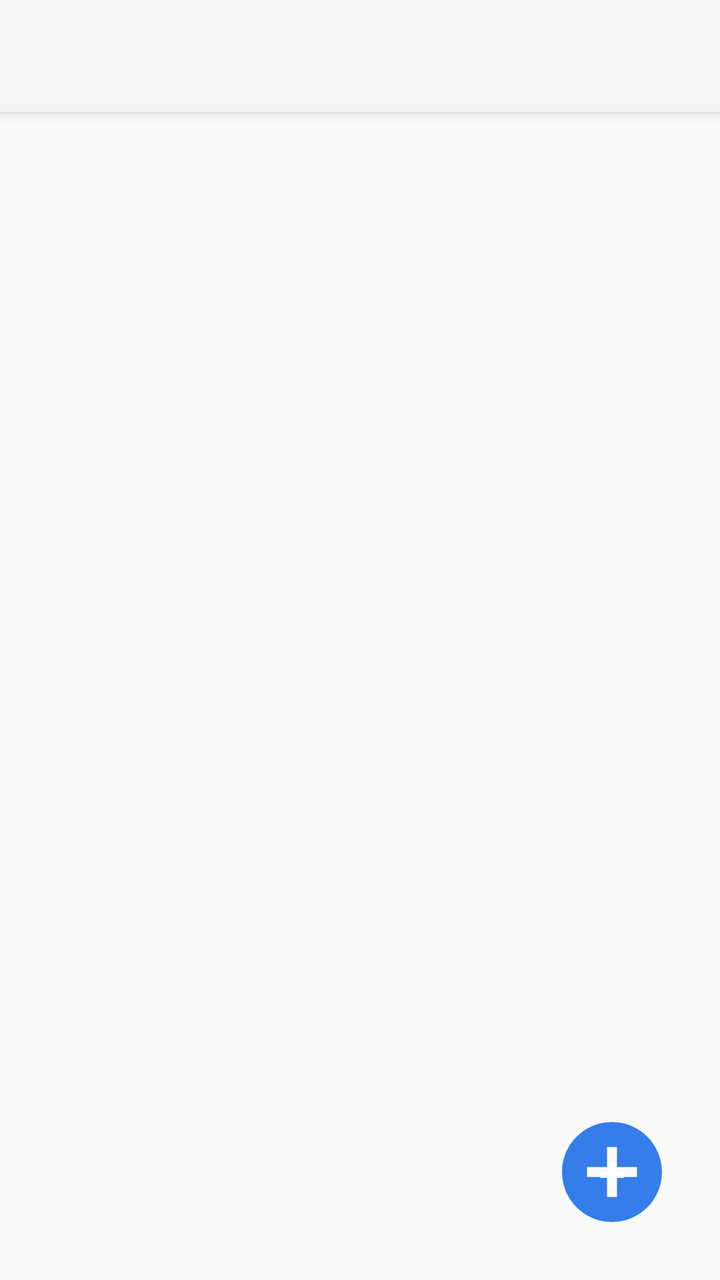
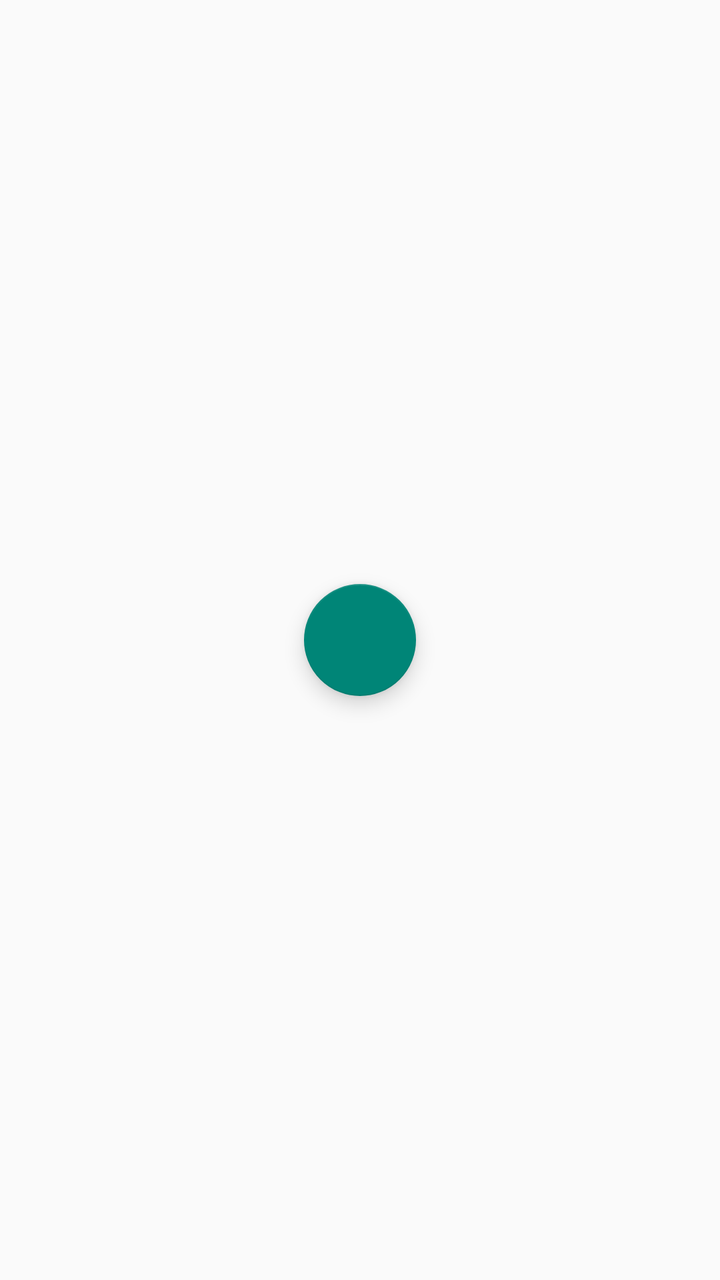

Two renders of the same Android screen: before a commit and after it. Below are the layout's source before the change and the commit's diff.
<!-- AndroidManifest.xml: application theme Theme.AppCompat.Light.NoActionBar -->
<!-- res/layout/activity_main.xml -->
<?xml version="1.0" encoding="utf-8"?>
<androidx.constraintlayout.widget.ConstraintLayout xmlns:android="http://schemas.android.com/apk/res/android"
    xmlns:app="http://schemas.android.com/apk/res-auto"
    xmlns:tools="http://schemas.android.com/tools"
    android:id="@+id/main"
    android:layout_width="match_parent"
    android:layout_height="match_parent"
    tools:context=".MainActivity">

    <androidx.appcompat.widget.Toolbar
        android:id="@+id/toolbar"
        android:layout_width="0dp"
        android:layout_height="?attr/actionBarSize"
        android:background="?attr/colorPrimary"
        android:elevation="4dp"
        android:theme="@style/ThemeOverlay.AppCompat.ActionBar"
        app:layout_constraintEnd_toEndOf="parent"
        app:layout_constraintStart_toStartOf="parent"
        app:layout_constraintTop_toTopOf="parent"
        app:popupTheme="@style/ThemeOverlay.AppCompat.Light" />

    <ListView
        android:id="@+id/ListView"
        android:layout_width="0dp"
        android:layout_height="0dp"
        app:layout_constraintBottom_toBottomOf="parent"
        app:layout_constraintEnd_toEndOf="parent"
        app:layout_constraintStart_toStartOf="parent"
        app:layout_constraintTop_toBottomOf="@+id/toolbar" />

    <Button
        android:id="@+id/btnPlus"
        android:layout_width="60dp"
        android:layout_height="60dp"
        android:layout_marginEnd="24dp"
        android:layout_marginBottom="24dp"
        android:background="@drawable/baseline_add_circle_24"
        android:backgroundTint="@color/light_primary"
        android:text="+"
        android:textColor="#FFFFFF"
        android:textSize="24sp"
        android:textStyle="bold"
        app:layout_constraintBottom_toBottomOf="parent"
        app:layout_constraintEnd_toEndOf="parent" />

</androidx.constraintlayout.widget.ConstraintLayout>
<!-- resources referenced by this layout -->
<resources>
  <color name="light_primary">#347DEB</color>
  <!-- drawable baseline_add_circle_24 (drawable) -->
  <vector xmlns:android="http://schemas.android.com/apk/res/android" android:height="36dp" android:tint="#000000" android:viewportHeight="24" android:viewportWidth="24" android:width="36dp">
        
      <path android:fillColor="@android:color/white" android:pathData="M12,2C6.48,2 2,6.48 2,12s4.48,10 10,10 10,-4.48 10,-10S17.52,2 12,2zM17,13h-4v4h-2v-4L7,13v-2h4L11,7h2v4h4v2z"/>
      
  </vector>
</resources>

<!-- the commit's change to res/layout/activity_main.xml (unified diff, before → after) -->
@@ -7,17 +7,15 @@
     android:layout_height="match_parent"
     tools:context=".MainActivity">
 
-    <androidx.appcompat.widget.Toolbar
-        android:id="@+id/toolbar"
-        android:layout_width="0dp"
-        android:layout_height="?attr/actionBarSize"
-        android:background="?attr/colorPrimary"
-        android:elevation="4dp"
-        android:theme="@style/ThemeOverlay.AppCompat.ActionBar"
+    <com.google.android.material.floatingactionbutton.FloatingActionButton
+        android:id="@+id/floatingActionButton"
+        android:layout_width="wrap_content"
+        android:layout_height="wrap_content"
+        android:clickable="true"
+        app:layout_constraintBottom_toBottomOf="@+id/ListView"
         app:layout_constraintEnd_toEndOf="parent"
-        app:layout_constraintStart_toStartOf="parent"
-        app:layout_constraintTop_toTopOf="parent"
-        app:popupTheme="@style/ThemeOverlay.AppCompat.Light" />
+        app:layout_constraintStart_toStartOf="@+id/ListView"
+        app:layout_constraintTop_toTopOf="@+id/ListView"/>
 
     <ListView
         android:id="@+id/ListView"
@@ -25,22 +23,12 @@
         android:layout_height="0dp"
         app:layout_constraintBottom_toBottomOf="parent"
         app:layout_constraintEnd_toEndOf="parent"
+        app:layout_constraintHorizontal_bias="1.0"
         app:layout_constraintStart_toStartOf="parent"
-        app:layout_constraintTop_toBottomOf="@+id/toolbar" />
+        app:layout_constraintTop_toTopOf="parent"
+        app:layout_constraintVertical_bias="1.0">
 
-    <Button
-        android:id="@+id/btnPlus"
-        android:layout_width="60dp"
-        android:layout_height="60dp"
-        android:layout_marginEnd="24dp"
-        android:layout_marginBottom="24dp"
-        android:background="@drawable/baseline_add_circle_24"
-        android:backgroundTint="@color/light_primary"
-        android:text="+"
-        android:textColor="#FFFFFF"
-        android:textSize="24sp"
-        android:textStyle="bold"
-        app:layout_constraintBottom_toBottomOf="parent"
-        app:layout_constraintEnd_toEndOf="parent" />
+    </ListView>
+
 
 </androidx.constraintlayout.widget.ConstraintLayout>
<!-- resource entries referenced after the edit -->
@@ -1,11 +1,5 @@
 <!-- resources referenced by this layout -->
 <resources>
-  <color name="light_primary">#347DEB</color>
-  <!-- drawable baseline_add_circle_24 (drawable) -->
-  <vector xmlns:android="http://schemas.android.com/apk/res/android" android:height="36dp" android:tint="#000000" android:viewportHeight="24" android:viewportWidth="24" android:width="36dp">
-        
-      <path android:fillColor="@android:color/white" android:pathData="M12,2C6.48,2 2,6.48 2,12s4.48,10 10,10 10,-4.48 10,-10S17.52,2 12,2zM17,13h-4v4h-2v-4L7,13v-2h4L11,7h2v4h4v2z"/>
-      
-  </vector>
+
 </resources>
 
